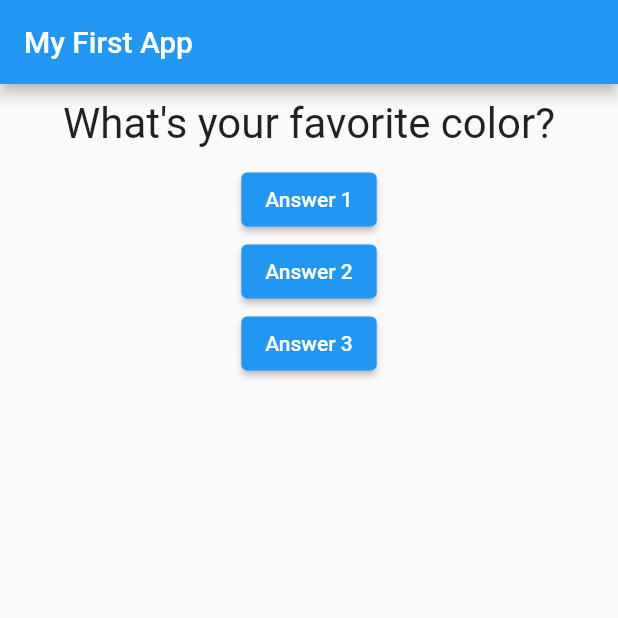
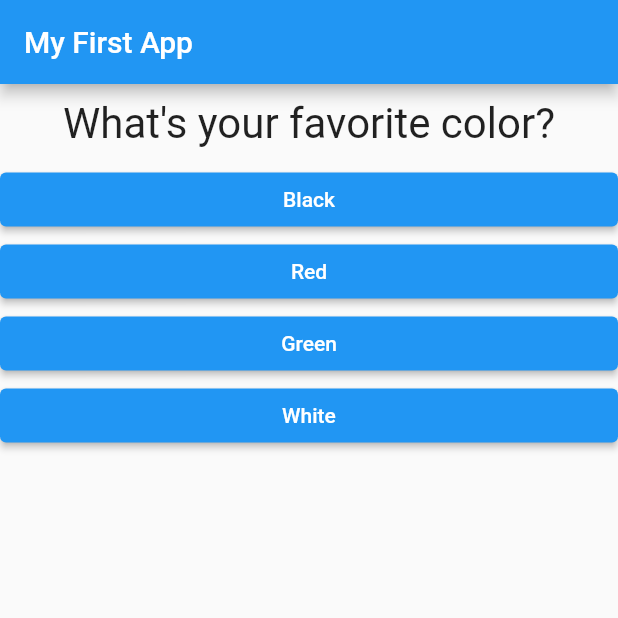
Before and after one commit to yu-s1127/flutter_quiz_app, a Flutter app: the screen it shows after launch, on a phone screen of 412 x 824 dp, the top half of it. Run offline on Flutter 3.47's test engine with Material 2 defaults, Android fonts, the phone set to English and light mode, and no system bars.

```diff
--- /dev/null
+++ b/lib/answer.dart
@@ -0,0 +1,32 @@
+import 'package:flutter/material.dart';
+
+class Answer extends StatelessWidget {
+  late final VoidCallback? _selectHandler;
+  late final String _answerText;
+
+  Answer(
+      {Key? key,
+      required VoidCallback? selectHandler,
+      required String answerText})
+      : super(key: key) {
+    _selectHandler = selectHandler;
+    _answerText = answerText;
+  }
+
+  @override
+  Widget build(BuildContext context) {
+    return SizedBox(
+      width: double.infinity,
+      child: ElevatedButton(
+        child: Text(
+          _answerText,
+          style: const TextStyle(
+            backgroundColor: Colors.blue,
+            color: Colors.white,
+          ),
+        ),
+        onPressed: _selectHandler,
+      ),
+    );
+  }
+}
--- a/lib/main.dart
+++ b/lib/main.dart
@@ -1,15 +1,18 @@
 import 'package:flutter/material.dart';
+import 'package:flutter_quiz_app/answer.dart';
 import 'package:flutter_quiz_app/question.dart';
 
-void main() => runApp(QuizApp());
+void main() => runApp(const QuizApp());
 
 class QuizApp extends StatefulWidget {
+  const QuizApp({Key? key}) : super(key: key);
+
   @override
   State<StatefulWidget> createState() => _QuizAppState();
 }
 
 class _QuizAppState extends State<QuizApp> {
-  var _questionIndex = 0;
+  int _questionIndex = 0;
 
   void answerQuestion() {
     setState(() {
@@ -19,9 +22,19 @@ class _QuizAppState extends State<QuizApp> {
 
   @override
   Widget build(BuildContext context) {
-    var questions = [
-      'What\'s your favorite color?',
-      'What\'s your favorite animal?',
+    List<Map<String, Object>> questions = [
+      {
+        'questionText': 'What\'s your favorite color?',
+        'answers': <String>['Black', 'Red', 'Green', 'White'],
+      },
+      {
+        'questionText': 'What\'s your favorite animal?',
+        'answers': <String>['Rabbid', 'Snake', 'Elephant', 'Lion'],
+      },
+      {
+        'questionText': 'What\'s your favorite programing language?',
+        'answers': <String>['Java', 'TypeScript', 'Dart', 'Go'],
+      },
     ];
 
     return MaterialApp(
@@ -31,19 +44,25 @@ class _QuizAppState extends State<QuizApp> {
         ),
         body: Column(
           children: <Widget>[
-            Question(questionText: questions[_questionIndex]),
-            ElevatedButton(
-              child: const Text('Answer 1'),
-              onPressed: answerQuestion,
-            ),
-            ElevatedButton(
-              child: const Text('Answer 2'),
-              onPressed: () => print('Answer 2 choisen'),
-            ),
-            ElevatedButton(
-              child: const Text('Answer 3'),
-              onPressed: () => print('Answer 3 choisen'),
-            ),
+            Question(
+                questionText:
+                    questions[_questionIndex]['questionText'].toString()),
+            Expanded(
+              child: ListView.builder(
+                itemCount:
+                    (questions[_questionIndex]['answers'] as List<String>)
+                        .length,
+                itemBuilder: (BuildContext context, int index) {
+                  var answers =
+                      questions[_questionIndex]['answers'] as List<String>;
+                  var answer = answers[index];
+                  return Answer(
+                    selectHandler: answerQuestion,
+                    answerText: answer,
+                  );
+                },
+              ),
+            )
           ],
         ),
       ),
```
